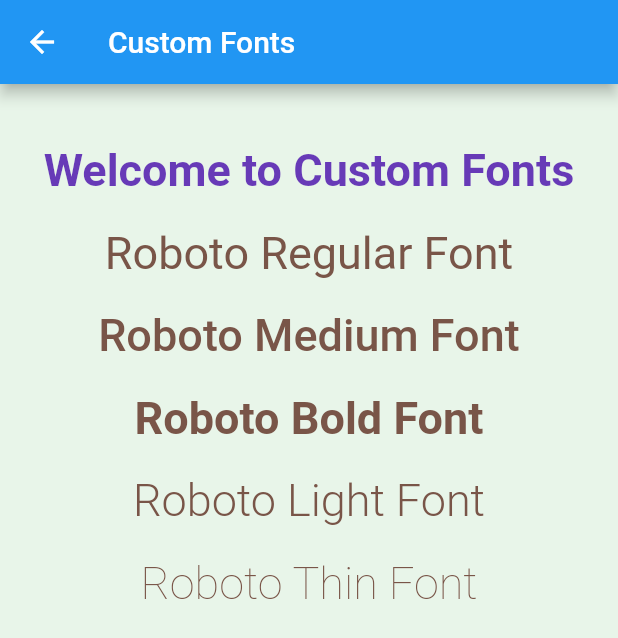
After one commit to ChandravirRaj/lodhi_info_tech, a Flutter app: the screen it shows after launch, after a tap on "Add Custom Fonts", on a phone screen of 412 x 824 dp. The commit adds this screen. Shown: the top 638 px of the screen. Run offline on Flutter 3.47's test engine with Material 2 defaults, Android fonts, the light colour scheme and no system bars.

Commit message:
add multiple custom fonts in flutter app

```diff
--- a/lib/home/home_screen.dart
+++ b/lib/home/home_screen.dart
@@ -1,5 +1,6 @@
 import 'package:flutter/material.dart';
 import 'package:lodhi_info_tech/practice/my_container.dart';
+import 'package:lodhi_info_tech/practice/tut_custom_fonts.dart';
 import 'package:lodhi_info_tech/practice/tut_static_list_view.dart';
 import 'package:lodhi_info_tech/practice/tut_margin_padding.dart';
 import 'package:lodhi_info_tech/practice/tut_vertical_list_view.dart';
@@ -279,7 +280,7 @@
                 children: [
                   Expanded(
                     child: InkWell(
-                      onTap: () => {_moveToContainerDecoration()},
+                      onTap: () => {_moveToCustomFontsScreen()},
                       child: Container(
                         width: 130,
                         height: 130,
@@ -301,7 +302,7 @@
                           child: Padding(
                             padding: EdgeInsets.all(10.0),
                             child: Text(
-                              "Container Decoration",
+                              "Add Custom Fonts",
                               textAlign: TextAlign.center,
                               style: TextStyle(
                                   color: Colors.white,
@@ -569,4 +570,10 @@
       return const MyListTiles2();
     }));
   }
+
+  void _moveToCustomFontsScreen() {
+    Navigator.push(context, MaterialPageRoute(builder: (context) {
+      return const CustomFonts();
+    }));
+  }
 }
--- /dev/null
+++ b/lib/practice/tut_custom_fonts.dart
@@ -0,0 +1,95 @@
+import 'package:flutter/material.dart';
+
+class CustomFonts extends StatefulWidget {
+  const CustomFonts({super.key});
+
+  @override
+  State<CustomFonts> createState() => _CustomFontsState();
+}
+
+class _CustomFontsState extends State<CustomFonts> {
+  @override
+  Widget build(BuildContext context) {
+    return Scaffold(
+      appBar: AppBar(
+        title: const Text("Custom Fonts"),
+      ),
+      body: Container(
+        height: double.infinity,
+        width: double.infinity,
+        color: Colors.green.shade50,
+        child: Column(
+          children: const [
+            Padding(
+              padding: EdgeInsets.only(top: 40),
+              child: Text(
+                "Welcome to Custom Fonts",
+                style: TextStyle(
+                  color: Colors.deepPurple,
+                  fontSize: 30,
+                  fontFamily: 'FontRobotoBold'
+                ),
+              ),
+            ),
+
+            Padding(
+              padding: EdgeInsets.only(top: 20),
+              child: Text(
+                "Roboto Regular Font",
+                style: TextStyle(
+                    color: Colors.brown,
+                    fontSize: 30,
+                    fontFamily: 'FontRobotoRegular'
+                ),
+              ),
+            ),
+            Padding(
+              padding: EdgeInsets.only(top: 20),
+              child: Text(
+                "Roboto Medium Font",
+                style: TextStyle(
+                    color: Colors.brown,
+                    fontSize: 30,
+                    fontFamily: 'FontRobotoMedium'
+                ),
+              ),
+            ),
+            Padding(
+              padding: EdgeInsets.only(top: 20),
+              child: Text(
+                "Roboto Bold Font",
+                style: TextStyle(
+                    color: Colors.brown,
+                    fontSize: 30,
+                    fontFamily: 'FontRobotoBold'
+                ),
+              ),
+            ),
+            Padding(
+              padding: EdgeInsets.only(top: 20),
+              child: Text(
+                "Roboto Light Font",
+                style: TextStyle(
+                    color: Colors.brown,
+                    fontSize: 30,
+                    fontFamily: 'FontRobotoLight'
+                ),
+              ),
+            ),
+            Padding(
+              padding: EdgeInsets.only(top: 20),
+              child: Text(
+                "Roboto Thin Font",
+                style: TextStyle(
+                    color: Colors.brown,
+                    fontSize: 30,
+                    fontFamily: 'FontRobotoThin'
+                ),
+              ),
+            ),
+          ],
+        ),
+      ),
+    );
+  }
+}
--- a/lib/practice/tut_list_tile.dart
+++ b/lib/practice/tut_list_tile.dart
@@ -22,8 +22,6 @@
             leading: const CircleAvatar(
               foregroundImage: AssetImage('assets/images/ic_drawer_logo.png'),
               backgroundColor: Colors.brown,
-              // minRadius: 50,
-              // maxRadius: 120,
             ),
             title: Text(
               arrNames[index],
```
Also changed, not shown: pubspec.yaml (+24 -6 lines), assets/fonts/roboto-bold.ttf (added), assets/fonts/roboto-light.ttf (added), assets/fonts/roboto-medium.ttf (added), assets/fonts/roboto-regular.ttf (added), assets/fonts/roboto-thin.ttf (added).
